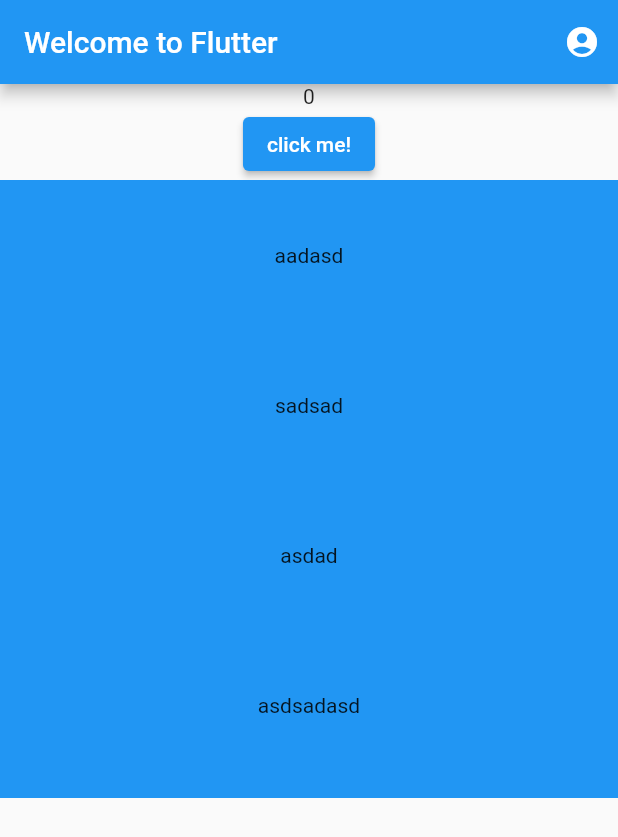
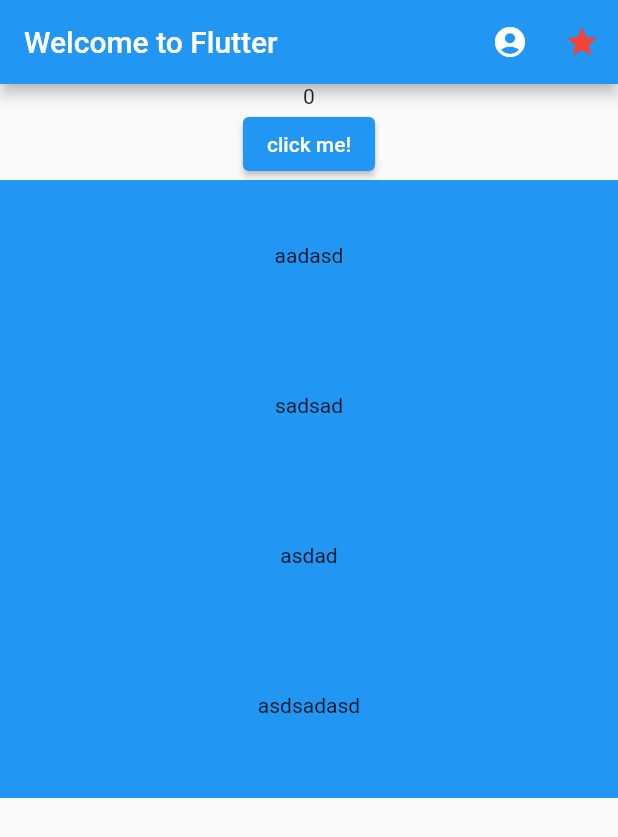
Before and after one commit to kimpen-pen/projectes, a Flutter app: the screen it shows after launch, on a phone screen of 412 x 824 dp. Shown: the top 837 px of the screen. Run offline on Flutter 3.47's test engine with Material 2 defaults, Android fonts, the phone set to English and light mode, and no system bars.

Commit message:
IconButton 생성

```diff
--- a/flutter_pro/lib/main.dart
+++ b/flutter_pro/lib/main.dart
@@ -56,7 +56,12 @@
               onPressed: () {
                 Navigator.pushNamed(context, '/second');
               },
-            )
+            ),
+            IconButton(
+                onPressed: () {
+                  print("You clicked me!");
+                },
+                icon: Icon(Icons.star, color: Colors.red[500]))
           ],
         ),
         body: BodyContent());
```
